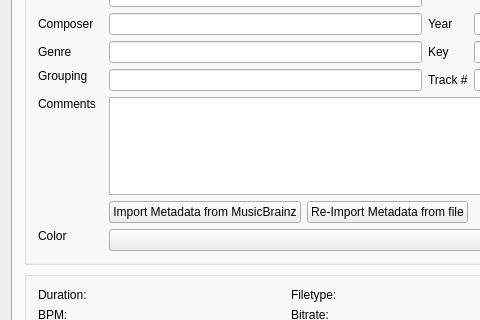
mixxxdj/mixxx, file src/library/dlgtrackinfo.ui: the form before one commit; both pictures show x 0 to 480 and y 164 to 484 of the 575 by 642 pixel window.
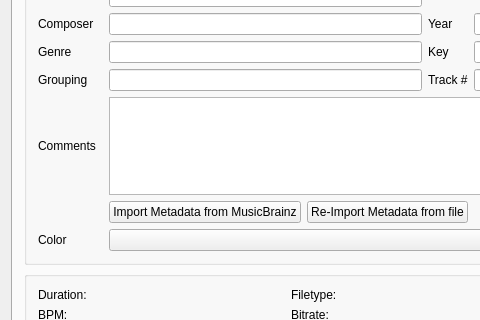
The form after the commit.

Commit message: DlgTrackInfo: fix some labels' alignment

The edit to the form file:
```diff
--- a/src/library/dlgtrackinfo.ui
+++ b/src/library/dlgtrackinfo.ui
@@ -320,7 +320,7 @@
                <string>Grouping</string>
               </property>
               <property name="alignment">
-               <set>Qt::AlignLeading|Qt::AlignLeft|Qt::AlignTop</set>
+               <set>Qt::AlignLeading|Qt::AlignLeft|Qt::AlignVCenter</set>
               </property>
              </widget>
             </item>
@@ -369,7 +369,7 @@
                <string>Comments</string>
               </property>
               <property name="alignment">
-               <set>Qt::AlignLeading|Qt::AlignLeft|Qt::AlignTop</set>
+               <set>Qt::AlignLeading|Qt::AlignLeft|Qt::AlignVCenter</set>
               </property>
              </widget>
             </item>
@@ -417,7 +417,7 @@
                <string>Color</string>
               </property>
               <property name="alignment">
-               <set>Qt::AlignLeading|Qt::AlignLeft|Qt::AlignTop</set>
+               <set>Qt::AlignLeading|Qt::AlignLeft|Qt::AlignVCenter</set>
               </property>
              </widget>
             </item>
```
Left out of the diff: 9 changed lines with no effect on the pictures.
